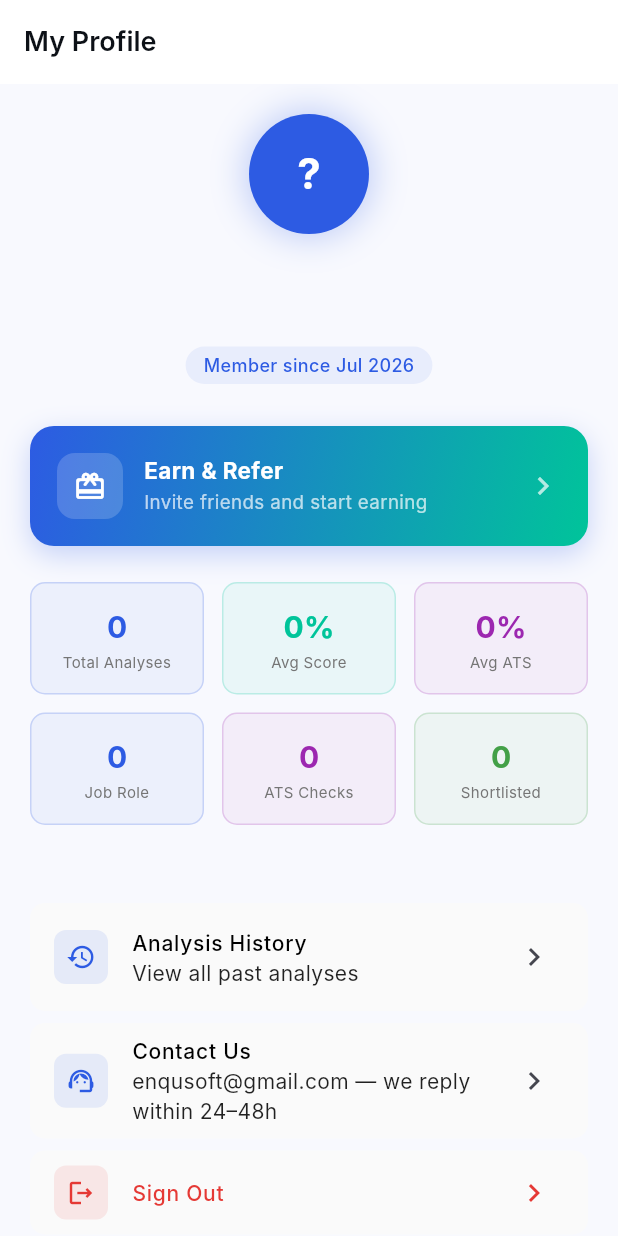
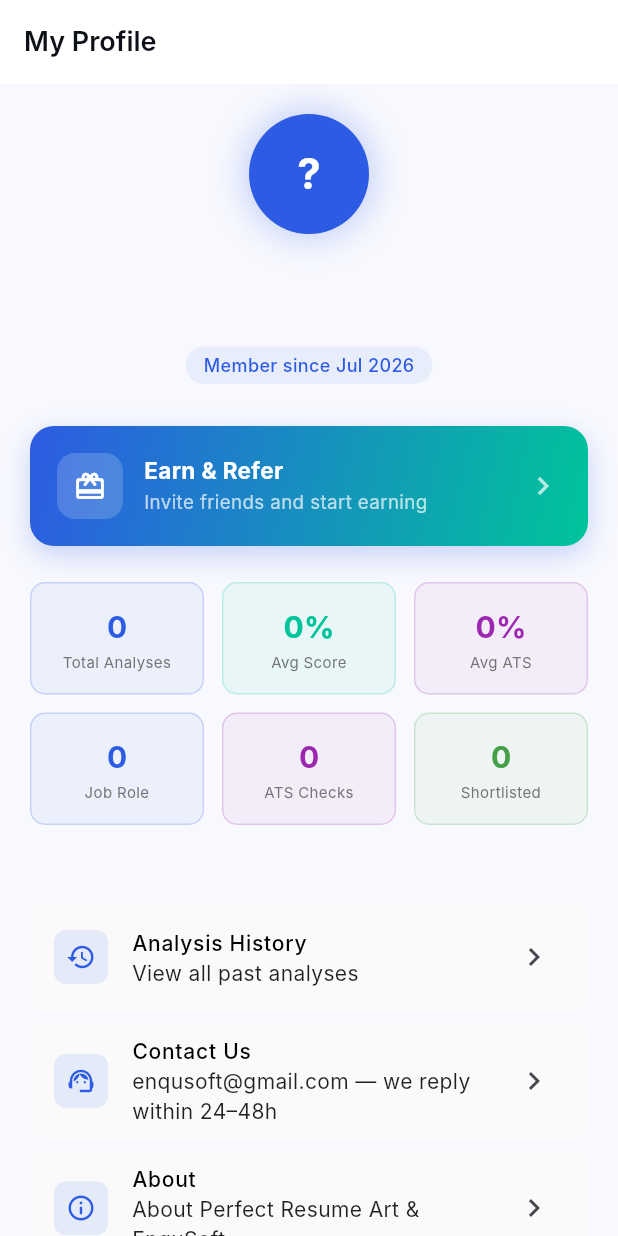
Before and after one commit to VisheshBansal1/PerfectResumeArt, a Flutter app: the ProfileScreen screen opened by its route, on a phone screen of 412 x 824 dp. Run offline on Flutter 3.47's test engine with Material 3 defaults, Android fonts, the phone set to English and light mode, and no system bars; our stand-ins replace cloud_firestore, cross_file, dotted_border, file_picker, firebase_auth, firebase_core and 7 more; missing offline and left inert: dart:html, dart:js_interop, desktop_drop, google_mlkit_text_recognition, razorpay_flutter, syncfusion_flutter_pdf; accounts and stored records are empty; network calls fail; Roboto replaces fonts that are missing (Inter).

Commit message:
some minor updates

```diff
--- a/lib/features/resume/screens/profile_screen.dart
+++ b/lib/features/resume/screens/profile_screen.dart
@@ -293,12 +293,20 @@ class ProfileScreen extends ConsumerWidget {
           ),
           title: const Text(
             'Analysis History',
-            style: TextStyle(fontSize: 14, fontWeight: FontWeight.w500, color: Colors.black),
+            style: TextStyle(
+              fontSize: 14,
+              fontWeight: FontWeight.w500,
+              color: Colors.black,
+            ),
           ),
-          subtitle: const Text('View all past analyses', style: TextStyle(color: Colors.black87),),
+          subtitle: const Text(
+            'View all past analyses',
+            style: TextStyle(color: Colors.black87),
+          ),
           trailing: const Icon(Icons.chevron_right),
           onTap: () => context.pop(),
         ),
+
         const SizedBox(height: 8),
         ListTile(
           shape: RoundedRectangleBorder(
@@ -320,11 +328,41 @@ class ProfileScreen extends ConsumerWidget {
           ),
           title: const Text(
             'Contact Us',
+            style: TextStyle(
+              fontSize: 14,
+              fontWeight: FontWeight.w500,
+              color: Colors.black,
+            ),
+          ),
+          subtitle: const Text(
+            'enqusoft@gmail.com — we reply within 24–48h',
+            style: TextStyle(color: Colors.black87),
+          ),
+          trailing: const Icon(Icons.chevron_right),
+          onTap: () => context.push(AppRoutes.contactUs),
+        ),
+        const SizedBox(height: 8),
+        ListTile(
+          shape: RoundedRectangleBorder(
+            borderRadius: BorderRadius.circular(10),
+          ),
+          tileColor: Colors.grey[50],
+          leading: Container(
+            width: 36,
+            height: 36,
+            decoration: BoxDecoration(
+              color: AppTheme.primary.withOpacity(0.1),
+              borderRadius: BorderRadius.circular(8),
+            ),
+            child: Icon(Icons.info_outline, color: AppTheme.primary, size: 20),
+          ),
+          title: const Text(
+            'About',
             style: TextStyle(fontSize: 14, fontWeight: FontWeight.w500, color: Colors.black),
           ),
-          subtitle: const Text('enqusoft@gmail.com — we reply within 24–48h', style: TextStyle(color: Colors.black87),),
+          subtitle: const Text('About Perfect Resume Art & EnquSoft',style: TextStyle(color: Colors.black87),),
           trailing: const Icon(Icons.chevron_right),
-          onTap: () => context.push(AppRoutes.contactUs),
+          onTap: () => context.push(AppRoutes.about),
         ),
         if (user?.role == 'admin') ...[
           const SizedBox(height: 8),
@@ -570,7 +608,11 @@ class _AttachReferralCodeCardState
             const Expanded(
               child: Text(
                 'Got a referral code? Add it here',
-                style: TextStyle(fontSize: 13, fontWeight: FontWeight.w500,color: Colors.black),
+                style: TextStyle(
+                  fontSize: 13,
+                  fontWeight: FontWeight.w500,
+                  color: Colors.black,
+                ),
               ),
             ),
             _submitting
```
Also changed, not shown: 1 other file.
